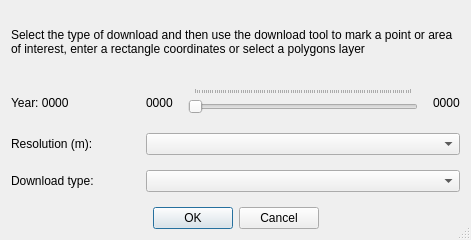
Above: qlib3/downloaddialog/ui_download.ui from OpenICGC/QgisPlugin before the change. Below: the same form after it.
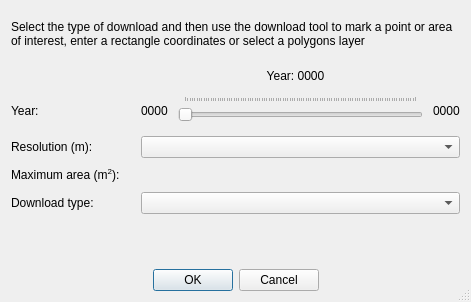
That is the form after the change.

Diff of the .ui file:
```diff
--- a/qlib3/downloaddialog/ui_download.ui
+++ b/qlib3/downloaddialog/ui_download.ui
@@ -7,7 +7,7 @@
     <x>0</x>
     <y>0</y>
     <width>471</width>
-    <height>240</height>
+    <height>302</height>
    </rect>
   </property>
   <property name="sizePolicy">
@@ -35,7 +35,7 @@
    <item row="0" column="0">
     <layout class="QVBoxLayout" name="verticalLayout">
      <property name="spacing">
-      <number>15</number>
+      <number>10</number>
      </property>
      <item>
       <widget class="QLabel" name="label_info">
@@ -57,30 +57,54 @@
       </widget>
      </item>
      <item>
-      <layout class="QHBoxLayout" name="horizontalLayout_year">
+      <layout class="QHBoxLayout" name="horizontalLayout_year_2">
+       <item>
+        <spacer name="horizontalSpacer">
+         <property name="orientation">
+          <enum>Qt::Horizontal</enum>
+         </property>
+         <property name="sizeType">
+          <enum>QSizePolicy::Fixed</enum>
+         </property>
+         <property name="sizeHint" stdset="0">
+          <size>
+           <width>120</width>
+           <height>20</height>
+          </size>
+         </property>
+        </spacer>
+       </item>
        <item>
         <widget class="QLabel" name="label_year">
-         <property name="sizePolicy">
-          <sizepolicy hsizetype="Fixed" vsizetype="Fixed">
-           <horstretch>0</horstretch>
-           <verstretch>0</verstretch>
-          </sizepolicy>
-         </property>
-         <property name="minimumSize">
-          <size>
-           <width>120</width>
-           <height>0</height>
-          </size>
-         </property>
-         <property name="maximumSize">
-          <size>
-           <width>120</width>
-           <height>16777215</height>
-          </size>
-         </property>
          <property name="text">
           <string>Year: 0000</string>
          </property>
+         <property name="alignment">
+          <set>Qt::AlignCenter</set>
+         </property>
+        </widget>
+       </item>
+      </layout>
+     </item>
+     <item>
+      <layout class="QHBoxLayout" name="horizontalLayout_year">
+       <item>
+        <widget class="QLabel" name="label_year_static">
+         <property name="minimumSize">
+          <size>
+           <width>120</width>
+           <height>0</height>
+          </size>
+         </property>
+         <property name="maximumSize">
+          <size>
+           <width>120</width>
+           <height>16777215</height>
+          </size>
+         </property>
+         <property name="text">
+          <string>Year:</string>
+         </property>
         </widget>
        </item>
        <item>
@@ -160,6 +184,42 @@
        </item>
       </layout>
      </item>
+     <item>
+      <layout class="QHBoxLayout" name="horizontalLayout_max_area">
+       <item>
+        <widget class="QLabel" name="label_max_area">
+         <property name="sizePolicy">
+          <sizepolicy hsizetype="Fixed" vsizetype="Fixed">
+           <horstretch>0</horstretch>
+           <verstretch>0</verstretch>
+          </sizepolicy>
+         </property>
+         <property name="minimumSize">
+          <size>
+           <width>120</width>
+           <height>0</height>
+          </size>
+         </property>
+         <property name="maximumSize">
+          <size>
+           <width>120</width>
+           <height>16777215</height>
+          </size>
+         </property>
+         <property name="text">
+          <string>&lt;html&gt;&lt;head/&gt;&lt;body&gt;&lt;p&gt;Maximum area (m&lt;span style=&quot; vertical-align:super;&quot;&gt;2&lt;/span&gt;):&lt;/p&gt;&lt;/body&gt;&lt;/html&gt;</string>
+         </property>
+        </widget>
+       </item>
+       <item>
+        <widget class="QLabel" name="label_max_area2">
+         <property name="text">
+          <string>                       </string>
+         </property>
+        </widget>
+       </item>
+      </layout>
+     </item>
      <item>
       <layout class="QHBoxLayout" name="horizontalLayout_download_type">
        <item>
@@ -205,6 +265,19 @@
        </item>
       </layout>
      </item>
+     <item>
+      <spacer name="verticalSpacer">
+       <property name="orientation">
+        <enum>Qt::Vertical</enum>
+       </property>
+       <property name="sizeHint" stdset="0">
+        <size>
+         <width>20</width>
+         <height>40</height>
+        </size>
+       </property>
+      </spacer>
+     </item>
      <item>
       <widget class="QDialogButtonBox" name="buttonBox">
        <property name="orientation">
```
